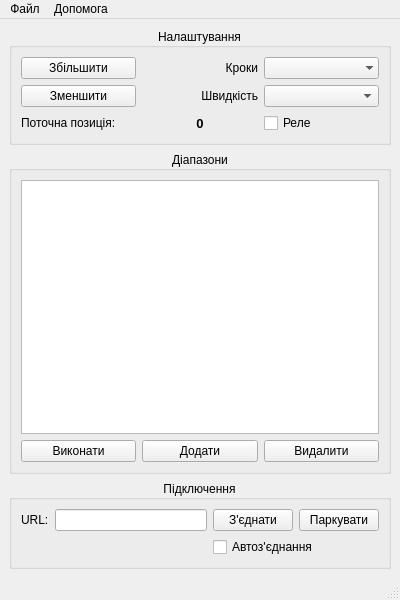
Qt form ui.ui (neurotoxin78/pyMagLoopCtrl_qt6) before a commit.
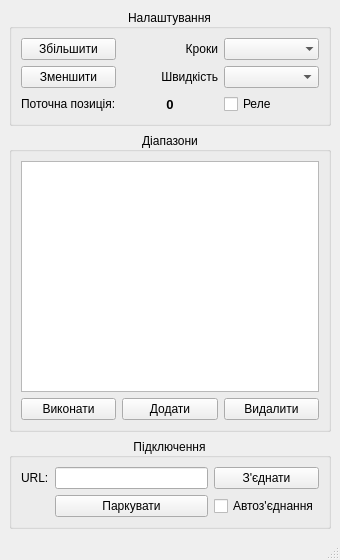
The same form after that commit.

Diff of the .ui file:
```diff
--- a/ui.ui
+++ b/ui.ui
@@ -6,20 +6,20 @@
    <rect>
     <x>0</x>
     <y>0</y>
-    <width>400</width>
-    <height>600</height>
+    <width>340</width>
+    <height>560</height>
    </rect>
   </property>
   <property name="minimumSize">
    <size>
-    <width>400</width>
-    <height>600</height>
+    <width>340</width>
+    <height>560</height>
    </size>
   </property>
   <property name="maximumSize">
    <size>
-    <width>400</width>
-    <height>600</height>
+    <width>340</width>
+    <height>560</height>
    </size>
   </property>
   <property name="windowTitle">
@@ -174,70 +174,46 @@
        <set>Qt::AlignCenter</set>
       </property>
       <layout class="QGridLayout" name="gridLayout_4">
-       <item row="0" column="0">
-        <widget class="QLabel" name="label_2">
-         <property name="text">
-          <string>URL:</string>
-         </property>
-        </widget>
-       </item>
-       <item row="0" column="1">
+       <item row="1" column="1">
         <widget class="QLineEdit" name="url_lineEdit">
          <property name="text">
           <string/>
          </property>
         </widget>
        </item>
-       <item row="0" column="2">
+       <item row="1" column="0">
+        <widget class="QLabel" name="label_2">
+         <property name="text">
+          <string>URL:</string>
+         </property>
+        </widget>
+       </item>
+       <item row="1" column="2">
         <widget class="QPushButton" name="connectButton">
          <property name="text">
           <string>З'єднати</string>
          </property>
         </widget>
        </item>
-       <item row="0" column="3">
-        <widget class="QPushButton" name="parkButton">
-         <property name="text">
-          <string>Паркувати</string>
-         </property>
-        </widget>
-       </item>
-       <item row="1" column="2" colspan="2">
+       <item row="2" column="2">
         <widget class="QCheckBox" name="autoConCheckBox">
          <property name="text">
           <string>Автоз'єднання</string>
          </property>
         </widget>
        </item>
+       <item row="2" column="1">
+        <widget class="QPushButton" name="parkButton">
+         <property name="text">
+          <string>Паркувати</string>
+         </property>
+        </widget>
+       </item>
       </layout>
      </widget>
     </item>
    </layout>
   </widget>
-  <widget class="QMenuBar" name="menubar">
-   <property name="geometry">
-    <rect>
-     <x>0</x>
-     <y>0</y>
-     <width>400</width>
-     <height>25</height>
-    </rect>
-   </property>
-   <widget class="QMenu" name="menu">
-    <property name="title">
-     <string>Файл</string>
-    </property>
-    <addaction name="action"/>
-   </widget>
-   <widget class="QMenu" name="menu_2">
-    <property name="title">
-     <string>Допомога</string>
-    </property>
-    <addaction name="action_MagLoop_Control"/>
-   </widget>
-   <addaction name="menu"/>
-   <addaction name="menu_2"/>
-  </widget>
   <widget class="QStatusBar" name="statusbar"/>
   <action name="action">
    <property name="text">
```
